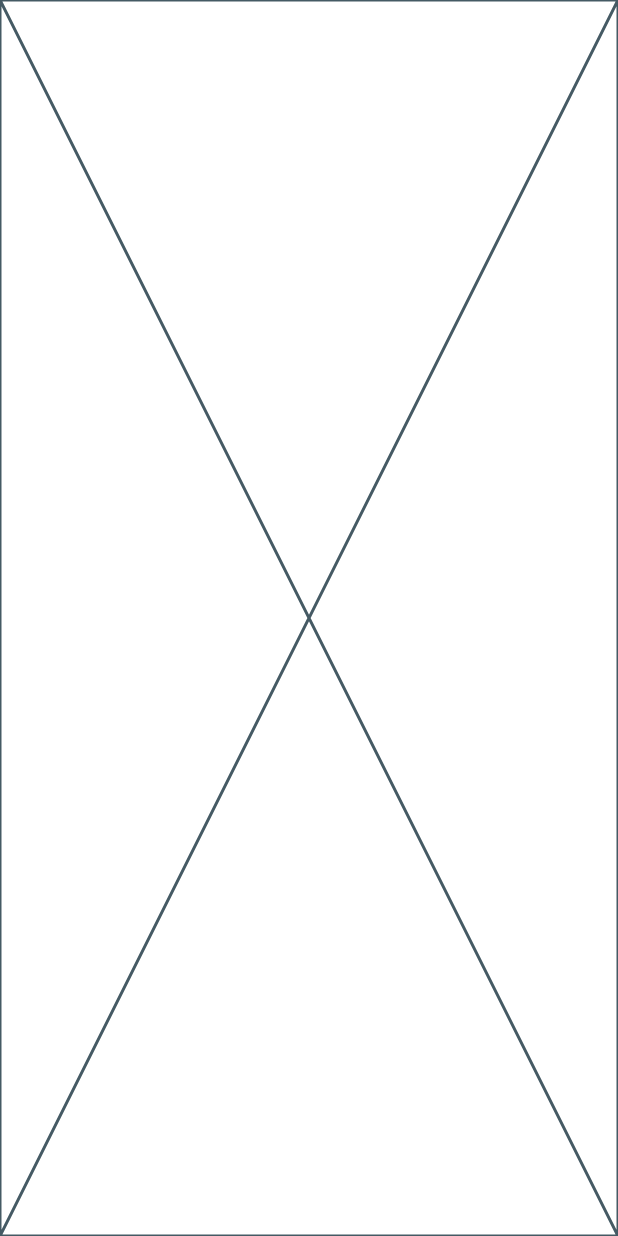
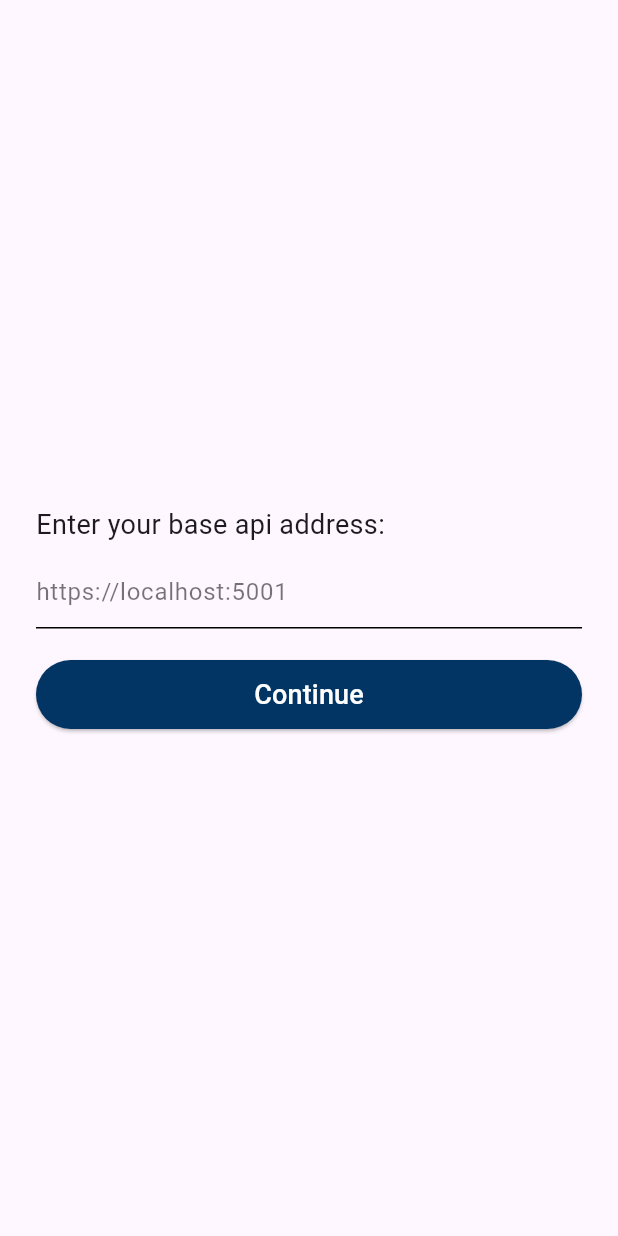
Before and after one commit to repsajanboy/contacts_manager, a Flutter app: the screen it shows after launch, on a phone screen of 412 x 824 dp. Run offline on Flutter 3.47's test engine with Material 3 defaults, Android fonts, the phone set to English and light mode, and no system bars; our stand-ins replace shared_preferences.

Commit message:
base api configuration screen

```diff
--- a/contacts_manager_ui/lib/presentation/api_configuration/view/api_configuration_screen.dart
+++ b/contacts_manager_ui/lib/presentation/api_configuration/view/api_configuration_screen.dart
@@ -1,10 +1,81 @@
+import 'package:contacts_manager_ui/routing/app_router_names.dart';
 import 'package:flutter/material.dart';
+import 'package:shared_preferences/shared_preferences.dart';
+
 
 class ApiConfigurationScreen extends StatelessWidget {
-  const ApiConfigurationScreen({super.key});
+  ApiConfigurationScreen({super.key});
+
+  final TextEditingController _baseApiController = TextEditingController();
+
+  Future<void> _saveBaseAPI(String baseApi) async {
+    final prefs = await SharedPreferences.getInstance();
+    await prefs.setString('baseApiAddress', baseApi);
+  }
+
 
   @override
   Widget build(BuildContext context) {
-    return const Placeholder();
+    return Scaffold(
+      body: Padding(
+        padding: const EdgeInsets.symmetric(horizontal: 24.0),
+        child: Column(
+          mainAxisAlignment: MainAxisAlignment.center,
+          crossAxisAlignment: CrossAxisAlignment.start,
+          children: [
+            Text(
+              'Enter your base api address:',
+              style: TextStyle(
+                fontSize: 18.0,
+              ),
+            ),
+            SizedBox(height: 8.0),
+            TextField(
+              controller: _baseApiController,
+              cursorColor: Colors.black,
+              decoration: InputDecoration(
+                hintText: 'https://localhost:5001',
+                hintStyle: TextStyle(
+                  color: Colors.black54,
+                ),
+                focusedBorder: UnderlineInputBorder(
+                  borderSide: BorderSide(
+                    color: Colors.black
+                  )
+                ),
+                enabledBorder: UnderlineInputBorder(
+                  borderSide: BorderSide(
+                    color: Colors.black,
+                  )
+                )
+              ),
+            ),
+            SizedBox(height: 20.0),
+            SizedBox(
+              width: double.infinity,
+              child: ElevatedButton(
+                style: ElevatedButton.styleFrom(
+                  backgroundColor: Color(0xff023563),
+                  foregroundColor: Colors.white,
+                ),
+                onPressed: () {
+                  _saveBaseAPI(_baseApiController.text);
+                  Navigator.pushNamed(context, RouteNames.contactListScreen);
+                },
+                child: Padding(
+                  padding: const EdgeInsets.all(10.0),
+                  child: Text(
+                    'Continue',
+                    style: TextStyle(
+                      fontSize: 18.0
+                    ),
+                  ),
+                ),
+              ),
+            ),
+          ],
+        ),
+      ),
+    );
   }
 }
```
Also changed, not shown: 1 other file.
